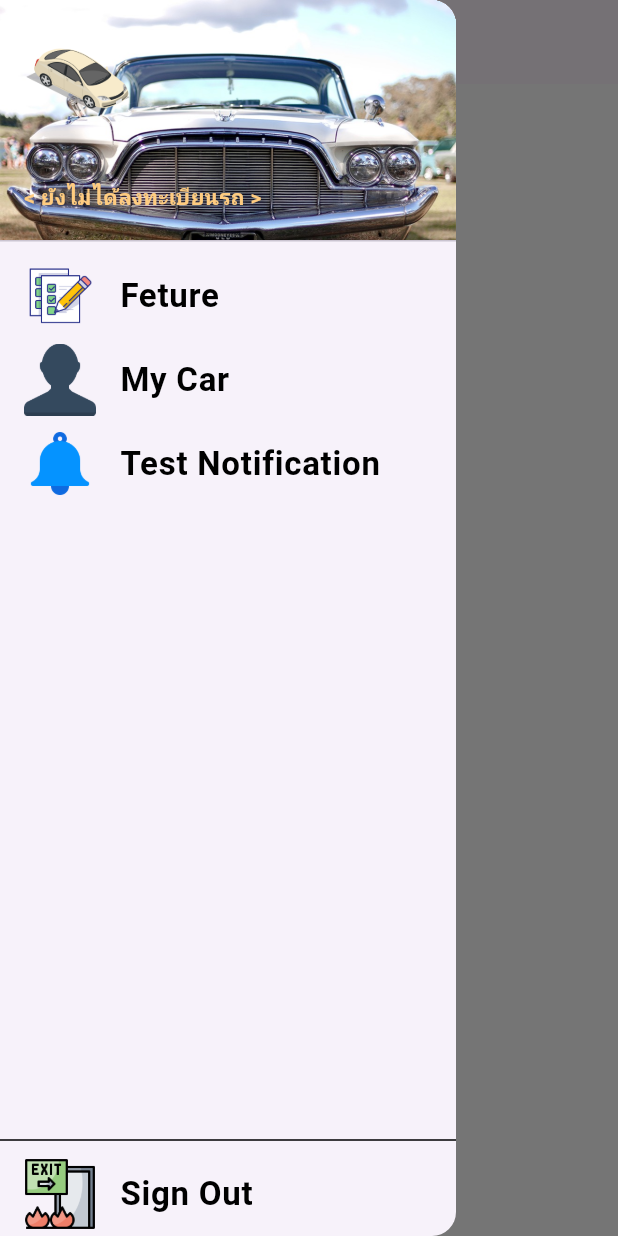
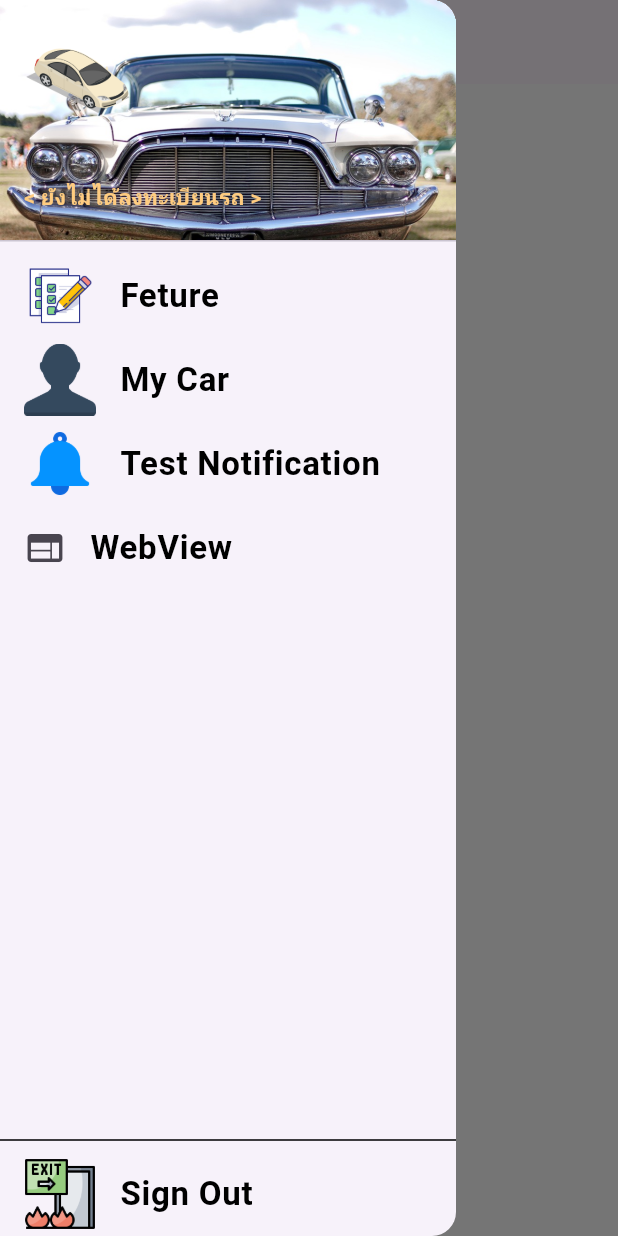
Before and after one commit to masterUNG/servicecarChaiwat, a Flutter app: the MainHome screen opened by its route, with the side drawer open, on a phone screen of 412 x 824 dp. Run offline on Flutter 3.47's test engine with Material 2 defaults, Android fonts, the phone set to English and light mode, and no system bars; our stand-ins replace cloud_firestore, firebase_auth, firebase_core, firebase_storage, flutter_local_notifications, get and 2 more; accounts and stored records are empty.

Commit message:
finish 27 jan

```diff
--- a/lib/states/main_home.dart
+++ b/lib/states/main_home.dart
@@ -6,6 +6,7 @@ import 'package:get/get.dart';
 import 'package:tumservicecar/bodys/body_feture_mobile.dart';
 import 'package:tumservicecar/bodys/body_profile_mobile.dart';
 import 'package:tumservicecar/models/expire_model.dart';
+import 'package:tumservicecar/states/web_view.dart';
 import 'package:tumservicecar/utility/app_constant.dart';
 import 'package:tumservicecar/utility/app_controller.dart';
 import 'package:tumservicecar/utility/app_dialog.dart';
@@ -213,6 +214,16 @@ class _MainHomeState extends State<MainHome> {
                       Get.back();
                     },
                   ),
+                  WidgetMenu(
+                    title: 'WebView',
+                    leadWidget: Icon(
+                      Icons.web,
+                      size: 28,
+                    ),
+                    pressFunc: () {
+                      Get.to(const WebView());
+                    },
+                  ),
                   const Spacer(),
                   const Divider(
                     color: Colors.black,
--- a/pubspec.yaml
+++ b/pubspec.yaml
@@ -45,6 +45,7 @@ dependencies:
   image_picker: ^0.8.6+1
   intl: ^0.17.0
   flutter_local_notifications: ^13.0.0
+  webview_flutter: ^4.0.2
   # google_mobile_ads: ^2.3.0
 
 dev_dependencies:
```
Also changed, not shown: lib/states/web_view.dart (added, +37 -0 lines), pubspec.lock.
